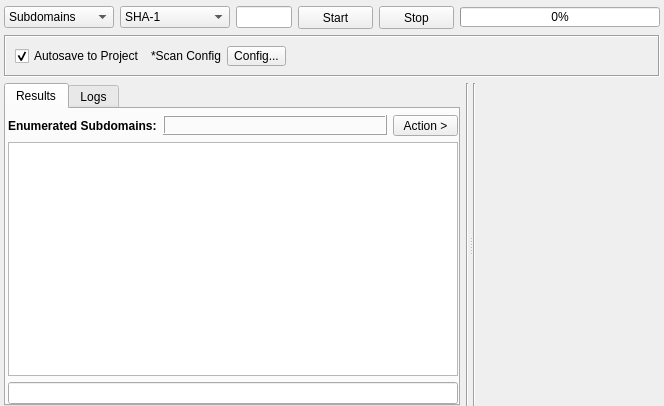
Qt form gui/src/engines/cert/Cert.ui (3nock/OTE) before a commit.
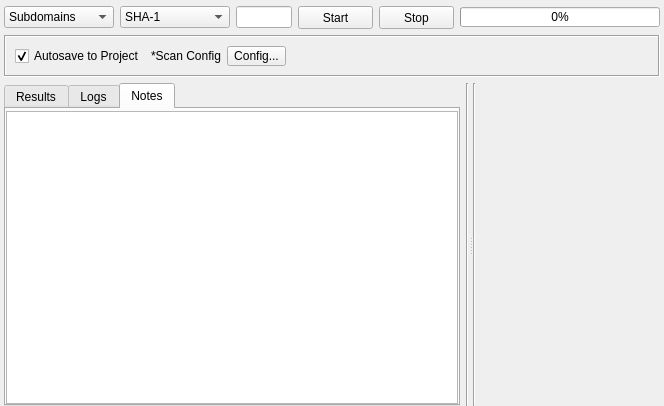
The same form after that commit. The open tabs and pages were chosen to show the change. Custom widgets are drawn as their Qt base class.

```diff
--- a/gui/src/engines/cert/Cert.ui
+++ b/gui/src/engines/cert/Cert.ui
@@ -460,6 +460,28 @@
            </item>
           </layout>
          </widget>
+         <widget class="QWidget" name="tabNotes">
+          <attribute name="title">
+           <string>Notes</string>
+          </attribute>
+          <layout class="QVBoxLayout" name="verticalLayout_3">
+           <property name="leftMargin">
+            <number>0</number>
+           </property>
+           <property name="topMargin">
+            <number>2</number>
+           </property>
+           <property name="rightMargin">
+            <number>0</number>
+           </property>
+           <property name="bottomMargin">
+            <number>0</number>
+           </property>
+           <item>
+            <widget class="QPlainTextEdit" name="plainTextEditNotes"/>
+           </item>
+          </layout>
+         </widget>
         </widget>
        </item>
        <item>
```
